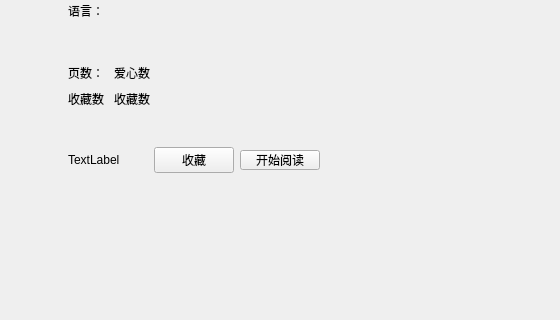
This is ui/bookinfo.ui in tonquer/ehentai-qt as Qt 5 draws it before an edit; both pictures show x 198 to 758 and y 196 to 516 of the 758 by 808 pixel window. The edited form follows.
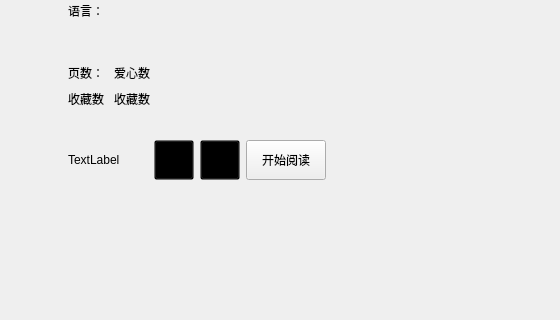
This is the edited form. Custom widgets are drawn as their Qt base class.

Commit message: Add download, Add exhentai

The edit to the form file:
```diff
--- a/ui/bookinfo.ui
+++ b/ui/bookinfo.ui
@@ -218,15 +218,46 @@
                      </property>
                     </widget>
                    </item>
-                   <item alignment="Qt::AlignHCenter|Qt::AlignVCenter">
-                    <widget class="QPushButton" name="pushButton">
+                   <item>
+                    <widget class="QToolButton" name="favoriteButton">
+                     <property name="minimumSize">
+                      <size>
+                       <width>40</width>
+                       <height>40</height>
+                      </size>
+                     </property>
+                     <property name="styleSheet">
+                      <string notr="true">background-color:transparent;</string>
+                     </property>
                      <property name="text">
-                      <string>收藏</string>
+                      <string/>
+                     </property>
+                    </widget>
+                   </item>
+                   <item>
+                    <widget class="QToolButton" name="downloadButton">
+                     <property name="minimumSize">
+                      <size>
+                       <width>40</width>
+                       <height>40</height>
+                      </size>
+                     </property>
+                     <property name="styleSheet">
+                      <string notr="true">background-color:transparent;</string>
+                     </property>
+                     <property name="text">
+                      <string/>
                      </property>
                     </widget>
                    </item>
                    <item alignment="Qt::AlignHCenter|Qt::AlignVCenter">
                     <widget class="QPushButton" name="startRead">
+                     <property name="minimumSize">
+                      <size>
+                       <width>0</width>
+                       <height>40</height>
+                      </size>
+                     </property>
                      <property name="maximumSize">
                       <size>
                        <width>16777215</width>
```
Left out of the diff: 31 changed lines with no effect on the pictures. The commit also changes 159 other files.
